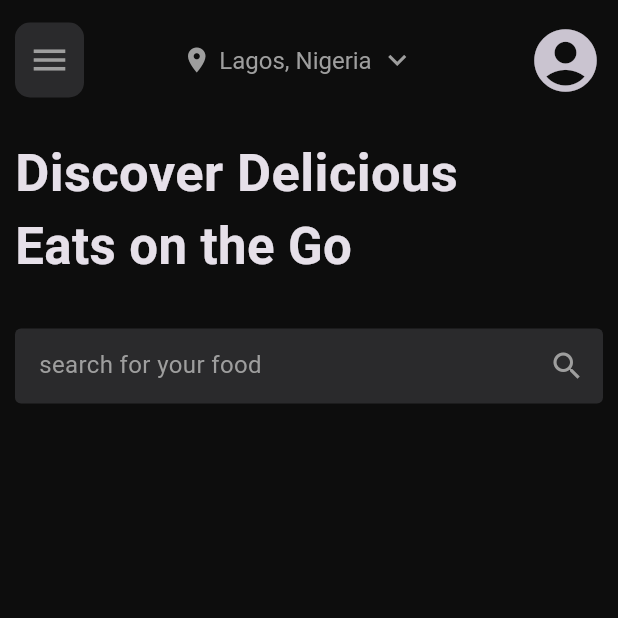
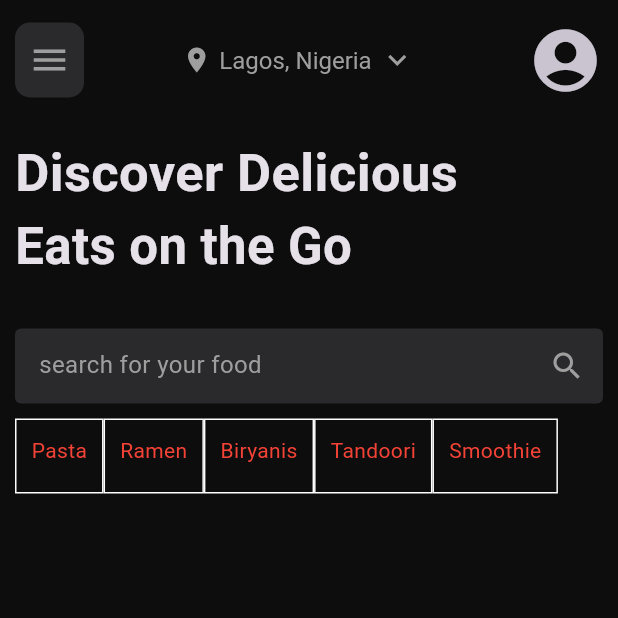
Before and after one commit to JoshuaOzibo/Mobile_Food_App, a Flutter app: the screen it shows after launch, on a phone screen of 412 x 824 dp, the top half of it. Run offline on Flutter 3.47's test engine with Material 3 defaults, Android fonts, the phone set to English and light mode, and no system bars.

Commit message:
Refactor HomePage structure, remove old home_page.dart, and implement filter functionality with FilterButton component

```diff
--- a/lib/core/app_text.dart
+++ b/lib/core/app_text.dart
@@ -5,3 +5,5 @@ class AppText {
   static const bodyTitle = 'Discover Delicious';
   static const bodySubTitle = 'Eats on the Go';
 }
+
+ List<String> filterText = ["Pasta", "Ramen", "Biryanis", "Tandoori", "Smoothie"];
--- /dev/null
+++ b/lib/features/home/components/filter_button.dart
@@ -0,0 +1,22 @@
+import 'package:flutter/material.dart';
+
+class FilterButton extends StatelessWidget {
+  const FilterButton({super.key, required this.text, required this.isSelected});
+
+  final String text;
+  final bool isSelected;
+
+  @override
+  Widget build(BuildContext context) {
+    return Container(
+      padding: const EdgeInsets.symmetric(horizontal: 10, vertical: 10),
+      decoration: BoxDecoration(
+        border: Border.all(width: 1, color: Colors.white),
+      ),
+      child: Text(
+        text,
+        style: TextStyle(color: isSelected ? Colors.red : Colors.blue),
+      ),
+    );
+  }
+}
--- a/lib/pages/home_page.dart
+++ b/lib/features/home/screen/home_page.dart
@@ -2,6 +2,7 @@ import 'package:flutter/material.dart';
 import 'package:mobile_food_app/core/icons.dart';
 import 'package:mobile_food_app/core/nova_colors.dart';
 import 'package:mobile_food_app/core/app_text.dart';
+import 'package:mobile_food_app/features/home/components/filter_button.dart';
 
 class HomePage extends StatelessWidget {
   const HomePage({super.key});
@@ -56,7 +57,7 @@ class HomePage extends StatelessWidget {
       body: Column(
         crossAxisAlignment: CrossAxisAlignment.start,
         children: [
-          SizedBox(height: 10,),
+          SizedBox(height: 10),
           Padding(
             padding: const EdgeInsets.symmetric(horizontal: 10),
             child: Column(
@@ -64,20 +65,16 @@ class HomePage extends StatelessWidget {
               children: [
                 const Text(
                   AppText.bodyTitle,
-            style: TextStyle(
-              fontSize: 35,
-              fontWeight: FontWeight.bold
-              ),),
+                  style: TextStyle(fontSize: 35, fontWeight: FontWeight.bold),
+                ),
                 const Text(
                   AppText.bodySubTitle,
-            style: TextStyle(
-              fontSize: 34,
-              fontWeight: FontWeight.bold
-              ),),
+                  style: TextStyle(fontSize: 34, fontWeight: FontWeight.bold),
+                ),
               ],
             ),
           ),
-         SizedBox(height: 20,),
+          SizedBox(height: 20),
           Padding(
             padding: const EdgeInsets.all(10.0),
             child: SizedBox(
@@ -94,10 +91,25 @@ class HomePage extends StatelessWidget {
                   suffixIconColor: NovaColors.textGray,
                   fillColor: NovaColors.searchBar,
                   filled: true,
-                  border: const OutlineInputBorder(
-                    borderSide: BorderSide.none
-                  )
+                  border: const OutlineInputBorder(borderSide: BorderSide.none),
                 ),
+              ),
+            ),
+          ),
+
+          Padding(
+            padding: const EdgeInsets.only(left: 10),
+            child: SizedBox(
+              height: 50,
+              child: ListView(
+                scrollDirection: Axis.horizontal,
+                // clipBehavior: Clip.hardEdge,
+                physics: NeverScrollableScrollPhysics(),
+                children: [
+                  ...filterText.map(
+                    (item) => FilterButton(text: item, isSelected: true),
+                  ),
+                ],
               ),
             ),
           ),
--- a/lib/main.dart
+++ b/lib/main.dart
@@ -1,5 +1,5 @@
 import 'package:flutter/material.dart';
-import 'package:mobile_food_app/pages/home_page.dart';
+import 'package:mobile_food_app/features/home/screen/home_page.dart';
 import 'package:mobile_food_app/core/nova_colors.dart';
 
 void main() {
```
Lines whose indentation alone changed are shown as unchanged.
